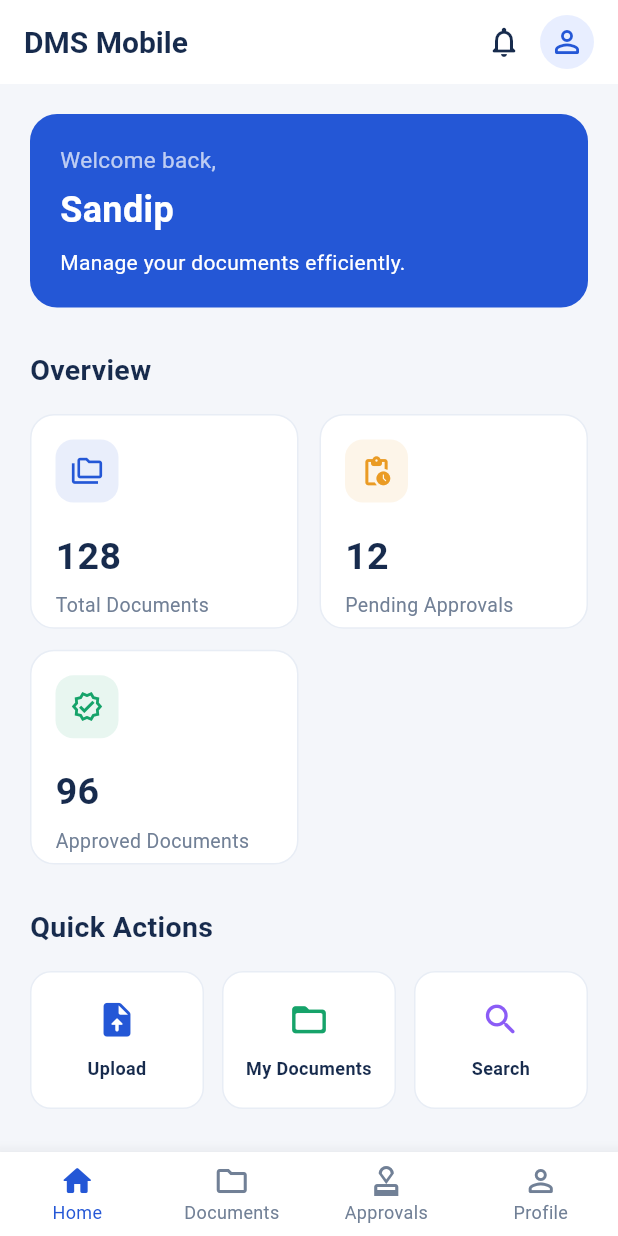
After one commit to sandipmandalgithub/dms-mobile, a Flutter app: the DashboardScreen screen opened directly, after a tap on "Upload", on a phone screen of 412 x 824 dp. The commit adds this screen. Run offline on Flutter 3.47's test engine with Material 3 defaults, Android fonts, the phone set to English and light mode, and no system bars.

Commit message:
feat: add dashboard screen and demo login navigation

```diff
--- a/lib/features/auth/presentation/screens/login_screen.dart
+++ b/lib/features/auth/presentation/screens/login_screen.dart
@@ -1,5 +1,6 @@
 import 'package:flutter/material.dart';
 
+import '../../../dashboard/presentation/screens/dashboard_screen.dart';
 import '../widgets/email_field.dart';
 import '../widgets/login_button.dart';
 import '../widgets/login_footer.dart';
@@ -31,12 +32,9 @@ class _LoginScreenState extends State<LoginScreen> {
 
   void _login() {
     if (_formKey.currentState!.validate()) {
-      ScaffoldMessenger.of(context).showSnackBar(
-        const SnackBar(
-          content: Text(
-            'Login UI ready. Authentication will be connected later.',
-          ),
-        ),
+      Navigator.pushReplacement(
+        context,
+        MaterialPageRoute(builder: (context) => const DashboardScreen()),
       );
     }
   }
@@ -54,11 +52,8 @@ class _LoginScreenState extends State<LoginScreen> {
                 crossAxisAlignment: CrossAxisAlignment.stretch,
                 children: [
                   const SizedBox(height: 20),
-
                   const LoginHeader(),
-
                   const SizedBox(height: 36),
-
                   Container(
                     padding: const EdgeInsets.all(26),
                     decoration: BoxDecoration(
@@ -85,9 +80,7 @@ class _LoginScreenState extends State<LoginScreen> {
                               color: Color(0xFF172B4D),
                             ),
                           ),
-
                           const SizedBox(height: 8),
-
                           const Text(
                             'Sign in to access your documents.',
                             style: TextStyle(
@@ -95,13 +88,9 @@ class _LoginScreenState extends State<LoginScreen> {
                               color: Color(0xFF718096),
                             ),
                           ),
-
                           const SizedBox(height: 28),
-
                           EmailField(controller: _emailController),
-
                           const SizedBox(height: 20),
-
                           PasswordField(
                             controller: _passwordController,
                             obscurePassword: _obscurePassword,
@@ -111,9 +100,7 @@ class _LoginScreenState extends State<LoginScreen> {
                               });
                             },
                           ),
-
                           const SizedBox(height: 12),
-
                           RememberMe(
                             value: _rememberMe,
                             onChanged: (value) {
@@ -122,17 +109,13 @@ class _LoginScreenState extends State<LoginScreen> {
                               });
                             },
                           ),
-
                           const SizedBox(height: 16),
-
                           LoginButton(onPressed: _login),
                         ],
                       ),
                     ),
                   ),
-
                   const SizedBox(height: 28),
-
                   const LoginFooter(),
                 ],
               ),
--- /dev/null
+++ b/lib/features/dashboard/presentation/screens/dashboard_screen.dart
@@ -0,0 +1,155 @@
+import 'package:flutter/material.dart';
+
+import '../widgets/dashboard_header.dart';
+import '../widgets/dashboard_stat_card.dart';
+import '../widgets/dashboard_quick_actions.dart';
+import '../widgets/dashboard_recent_documents.dart';
+import '../widgets/dashboard_bottom_navigation.dart';
+
+class DashboardScreen extends StatefulWidget {
+  const DashboardScreen({super.key});
+
+  @override
+  State<DashboardScreen> createState() => _DashboardScreenState();
+}
+
+class _DashboardScreenState extends State<DashboardScreen> {
+  int _currentIndex = 0;
+
+  Widget _buildCurrentPage() {
+    if (_currentIndex == 0) {
+      return _buildHomeDashboard();
+    }
+
+    final pages = ['Home', 'My Documents', 'Approvals', 'My Profile'];
+
+    return Center(
+      child: Column(
+        mainAxisAlignment: MainAxisAlignment.center,
+        children: [
+          const Icon(
+            Icons.construction_rounded,
+            size: 55,
+            color: Color(0xFF2457D6),
+          ),
+          const SizedBox(height: 16),
+          Text(
+            '${pages[_currentIndex]} Coming Soon',
+            style: const TextStyle(
+              fontSize: 20,
+              fontWeight: FontWeight.bold,
+              color: Color(0xFF172B4D),
+            ),
+          ),
+          const SizedBox(height: 8),
+          const Text(
+            'This section is under development.',
+            style: TextStyle(fontSize: 14, color: Color(0xFF718096)),
+          ),
+        ],
+      ),
+    );
+  }
+
+  Widget _buildHomeDashboard() {
+    return SingleChildScrollView(
+      padding: const EdgeInsets.all(20),
+      child: Column(
+        crossAxisAlignment: CrossAxisAlignment.start,
+        children: [
+          const DashboardHeader(userName: 'Sandip'),
+          const SizedBox(height: 28),
+          const Text(
+            'Overview',
+            style: TextStyle(
+              fontSize: 19,
+              fontWeight: FontWeight.bold,
+              color: Color(0xFF172B4D),
+            ),
+          ),
+          const SizedBox(height: 16),
+          GridView.count(
+            crossAxisCount: 2,
+            shrinkWrap: true,
+            physics: const NeverScrollableScrollPhysics(),
+            crossAxisSpacing: 14,
+            mainAxisSpacing: 14,
+            childAspectRatio: 1.25,
+            children: const [
+              DashboardStatCard(
+                title: 'Total Documents',
+                value: '128',
+                icon: Icons.folder_copy_outlined,
+                color: Color(0xFF2457D6),
+              ),
+              DashboardStatCard(
+                title: 'Pending Approvals',
+                value: '12',
+                icon: Icons.pending_actions_rounded,
+                color: Color(0xFFEA9B24),
+              ),
+              DashboardStatCard(
+                title: 'Approved Documents',
+                value: '96',
+                icon: Icons.verified_outlined,
+                color: Color(0xFF16A36A),
+              ),
+            ],
+          ),
+          const SizedBox(height: 28),
+          const DashboardQuickActions(),
+          const SizedBox(height: 28),
+          const DashboardRecentDocuments(),
+        ],
+      ),
+    );
+  }
+
+  @override
+  Widget build(BuildContext context) {
+    return Scaffold(
+      backgroundColor: const Color(0xFFF4F6FA),
+      appBar: AppBar(
+        backgroundColor: Colors.white,
+        elevation: 0,
+        title: const Text(
+          'DMS Mobile',
+          style: TextStyle(
+            color: Color(0xFF172B4D),
+            fontSize: 20,
+            fontWeight: FontWeight.bold,
+          ),
+        ),
+        actions: [
+          IconButton(
+            onPressed: () {},
+            icon: const Icon(
+              Icons.notifications_none_rounded,
+              color: Color(0xFF172B4D),
+            ),
+          ),
+          const Padding(
+            padding: EdgeInsets.only(right: 16),
+            child: CircleAvatar(
+              radius: 18,
+              backgroundColor: Color(0xFFE8EEFF),
+              child: Icon(
+                Icons.person_outline_rounded,
+                color: Color(0xFF2457D6),
+              ),
+            ),
+          ),
+        ],
+      ),
+      body: SafeArea(child: _buildCurrentPage()),
+      bottomNavigationBar: DashboardBottomNavigation(
+        currentIndex: _currentIndex,
+        onTap: (index) {
+          setState(() {
+            _currentIndex = index;
+          });
+        },
+      ),
+    );
+  }
+}
--- /dev/null
+++ b/lib/features/dashboard/presentation/widgets/dashboard_bottom_navigation.dart
@@ -0,0 +1,51 @@
+import 'package:flutter/material.dart';
+
+class DashboardBottomNavigation extends StatelessWidget {
+  final int currentIndex;
+  final ValueChanged<int> onTap;
+
+  const DashboardBottomNavigation({
+    super.key,
+    required this.currentIndex,
+    required this.onTap,
+  });
+
+  static const List<BottomNavigationBarItem> _items = [
+    BottomNavigationBarItem(
+      icon: Icon(Icons.home_outlined),
+      activeIcon: Icon(Icons.home_rounded),
+      label: 'Home',
+    ),
+    BottomNavigationBarItem(
+      icon: Icon(Icons.folder_outlined),
+      activeIcon: Icon(Icons.folder_rounded),
+      label: 'Documents',
+    ),
+    BottomNavigationBarItem(
+      icon: Icon(Icons.approval_outlined),
+      activeIcon: Icon(Icons.approval_rounded),
+      label: 'Approvals',
+    ),
+    BottomNavigationBarItem(
+      icon: Icon(Icons.person_outline_rounded),
+      activeIcon: Icon(Icons.person_rounded),
+      label: 'Profile',
+    ),
+  ];
+
+  @override
+  Widget build(BuildContext context) {
+    return BottomNavigationBar(
+      currentIndex: currentIndex,
+      onTap: onTap,
+      items: _items,
+      type: BottomNavigationBarType.fixed,
+      backgroundColor: Colors.white,
+      selectedItemColor: const Color(0xFF2457D6),
+      unselectedItemColor: const Color(0xFF718096),
+      selectedFontSize: 12,
+      unselectedFontSize: 12,
+      elevation: 10,
+    );
+  }
+}
--- /dev/null
+++ b/lib/features/dashboard/presentation/widgets/dashboard_header.dart
@@ -0,0 +1,42 @@
+import 'package:flutter/material.dart';
+
+class DashboardHeader extends StatelessWidget {
+  final String userName;
+
+  const DashboardHeader({super.key, this.userName = 'Sandip'});
+
+  @override
+  Widget build(BuildContext context) {
+    return Container(
+      width: double.infinity,
+      padding: const EdgeInsets.all(20),
+      decoration: BoxDecoration(
+        color: const Color(0xFF2457D6),
+        borderRadius: BorderRadius.circular(18),
+      ),
+      child: Column(
+        crossAxisAlignment: CrossAxisAlignment.start,
+        children: [
+          const Text(
+            'Welcome back,',
+            style: TextStyle(color: Colors.white70, fontSize: 15),
+          ),
+          const SizedBox(height: 6),
+          Text(
+            userName,
+            style: const TextStyle(
+              color: Colors.white,
+              fontSize: 24,
+              fontWeight: FontWeight.bold,
+            ),
+          ),
+          const SizedBox(height: 8),
+          const Text(
+            'Manage your documents efficiently.',
+            style: TextStyle(color: Colors.white, fontSize: 14),
+          ),
+        ],
+      ),
+    );
+  }
+}
--- /dev/null
+++ b/lib/features/dashboard/presentation/widgets/dashboard_quick_actions.dart
@@ -0,0 +1,98 @@
+import 'package:flutter/material.dart';
+
+class DashboardQuickActions extends StatelessWidget {
+  const DashboardQuickActions({super.key});
+
+  @override
+  Widget build(BuildContext context) {
+    return Column(
+      crossAxisAlignment: CrossAxisAlignment.start,
+      children: [
+        const Text(
+          'Quick Actions',
+          style: TextStyle(
+            fontSize: 19,
+            fontWeight: FontWeight.bold,
+            color: Color(0xFF172B4D),
+          ),
+        ),
+        const SizedBox(height: 16),
+        Row(
+          children: [
+            Expanded(
+              child: _QuickActionItem(
+                icon: Icons.upload_file_rounded,
+                label: 'Upload',
+                color: const Color(0xFF2457D6),
+                onTap: () {},
+              ),
+            ),
+            const SizedBox(width: 12),
+            Expanded(
+              child: _QuickActionItem(
+                icon: Icons.folder_open_rounded,
+                label: 'My Documents',
+                color: const Color(0xFF16A36A),
+                onTap: () {},
+              ),
+            ),
+            const SizedBox(width: 12),
+            Expanded(
+              child: _QuickActionItem(
+                icon: Icons.search_rounded,
+                label: 'Search',
+                color: const Color(0xFF8B5CF6),
+                onTap: () {},
+              ),
+            ),
+          ],
+        ),
+      ],
+    );
+  }
+}
+
+class _QuickActionItem extends StatelessWidget {
+  final IconData icon;
+  final String label;
+  final Color color;
+  final VoidCallback onTap;
+
+  const _QuickActionItem({
+    required this.icon,
+    required this.label,
+    required this.color,
+    required this.onTap,
+  });
+
+  @override
+  Widget build(BuildContext context) {
+    return InkWell(
+      onTap: onTap,
+      borderRadius: BorderRadius.circular(14),
+      child: Container(
+        padding: const EdgeInsets.symmetric(vertical: 18, horizontal: 8),
+        decoration: BoxDecoration(
+          color: Colors.white,
+          borderRadius: BorderRadius.circular(14),
+          border: Border.all(color: const Color(0xFFE8EDF5)),
+        ),
+        child: Column(
+          children: [
+            Icon(icon, color: color, size: 27),
+            const SizedBox(height: 10),
+            Text(
+              label,
+              textAlign: TextAlign.center,
+              style: const TextStyle(
+                fontSize: 12,
+                fontWeight: FontWeight.w600,
+                color: Color(0xFF172B4D),
+              ),
+            ),
+          ],
+        ),
+      ),
+    );
+  }
+}
--- /dev/null
+++ b/lib/features/dashboard/presentation/widgets/dashboard_recent_documents.dart
@@ -0,0 +1,143 @@
+import 'package:flutter/material.dart';
+
+class DashboardRecentDocuments extends StatelessWidget {
+  const DashboardRecentDocuments({super.key});
+
+  @override
+  Widget build(BuildContext context) {
+    return Column(
+      crossAxisAlignment: CrossAxisAlignment.start,
+      children: [
+        Row(
+          mainAxisAlignment: MainAxisAlignment.spaceBetween,
+          children: [
+            const Text(
+              'Recent Documents',
+              style: TextStyle(
+                fontSize: 19,
+                fontWeight: FontWeight.bold,
+                color: Color(0xFF172B4D),
+              ),
+            ),
+            TextButton(onPressed: () {}, child: const Text('View All')),
+          ],
+        ),
+        const SizedBox(height: 8),
+        const _DocumentItem(
+          name: 'Project Proposal.pdf',
+          details: 'PDF • 2.4 MB • 16 Nov 2026',
+          status: 'Approved',
+          icon: Icons.picture_as_pdf_rounded,
+          iconColor: Color(0xFFE53935),
+          statusColor: Color(0xFF16A36A),
+        ),
+        const _DocumentItem(
+          name: 'Employee Report.docx',
+          details: 'DOCX • 1.2 MB • 15 Nov 2026',
+          status: 'Pending',
+          icon: Icons.description_rounded,
+          iconColor: Color(0xFF2457D6),
+          statusColor: Color(0xFFEA9B24),
+        ),
+        const _DocumentItem(
+          name: 'Monthly Budget.xlsx',
+          details: 'XLSX • 850 KB • 14 Nov 2026',
+          status: 'Approved',
+          icon: Icons.table_chart_rounded,
+          iconColor: Color(0xFF16A36A),
+          statusColor: Color(0xFF16A36A),
+        ),
+      ],
+    );
+  }
+}
+
+class _DocumentItem extends StatelessWidget {
+  final String name;
+  final String details;
+  final String status;
+  final IconData icon;
+  final Color iconColor;
+  final Color statusColor;
+
+  const _DocumentItem({
+    required this.name,
+    required this.details,
+    required this.status,
+    required this.icon,
+    required this.iconColor,
+    required this.statusColor,
+  });
+
+  @override
+  Widget build(BuildContext context) {
+    return Container(
+      margin: const EdgeInsets.only(bottom: 12),
+      padding: const EdgeInsets.all(14),
+      decoration: BoxDecoration(
+        color: Colors.white,
+        borderRadius: BorderRadius.circular(14),
+        border: Border.all(color: const Color(0xFFE8EDF5)),
+      ),
+      child: Row(
+        children: [
+          Container(
+            height: 46,
+            width: 46,
+            decoration: BoxDecoration(
+              color: iconColor.withValues(alpha: 0.10),
+              borderRadius: BorderRadius.circular(12),
+            ),
+            child: Icon(icon, color: iconColor, size: 25),
+          ),
+          const SizedBox(width: 12),
+          Expanded(
+            child: Column(
+              crossAxisAlignment: CrossAxisAlignment.start,
+              children: [
+                Text(
+                  name,
+                  maxLines: 1,
+                  overflow: TextOverflow.ellipsis,
+                  style: const TextStyle(
+                    fontSize: 14,
+                    fontWeight: FontWeight.w600,
+                    color: Color(0xFF172B4D),
+                  ),
+                ),
+                const SizedBox(height: 5),
+                Text(
+                  details,
+                  style: const TextStyle(
+                    fontSize: 11,
+                    color: Color(0xFF718096),
+                  ),
+                ),
+                const SizedBox(height: 7),
+                Container(
+                  padding: const EdgeInsets.symmetric(
+                    horizontal: 9,
+                    vertical: 4,
+                  ),
+                  decoration: BoxDecoration(
+                    color: statusColor.withValues(alpha: 0.10),
+                    borderRadius: BorderRadius.circular(20),
+                  ),
+                  child: Text(
+                    status,
+                    style: TextStyle(
+                      color: statusColor,
+                      fontSize: 11,
+                      fontWeight: FontWeight.w600,
+                    ),
+                  ),
+                ),
+              ],
+            ),
+          ),
+          const Icon(Icons.more_vert_rounded, color: Color(0xFF718096)),
+        ],
+      ),
+    );
+  }
+}
--- /dev/null
+++ b/lib/features/dashboard/presentation/widgets/dashboard_stat_card.dart
@@ -0,0 +1,56 @@
+import 'package:flutter/material.dart';
+
+class DashboardStatCard extends StatelessWidget {
+  final String title;
+  final String value;
+  final IconData icon;
+  final Color color;
+
+  const DashboardStatCard({
+    super.key,
+    required this.title,
+    required this.value,
+    required this.icon,
+    required this.color,
+  });
+
+  @override
+  Widget build(BuildContext context) {
+    return Container(
+      padding: const EdgeInsets.all(16),
+      decoration: BoxDecoration(
+        color: Colors.white,
+        borderRadius: BorderRadius.circular(16),
+        border: Border.all(color: const Color(0xFFE8EDF5)),
+      ),
+      child: Column(
+        crossAxisAlignment: CrossAxisAlignment.start,
+        children: [
+          Container(
+            height: 42,
+            width: 42,
+            decoration: BoxDecoration(
+              color: color.withValues(alpha: 0.10),
+              borderRadius: BorderRadius.circular(12),
+            ),
+            child: Icon(icon, color: color, size: 22),
+          ),
+          const SizedBox(height: 18),
+          Text(
+            value,
+            style: const TextStyle(
+              fontSize: 25,
+              fontWeight: FontWeight.bold,
+              color: Color(0xFF172B4D),
+            ),
+          ),
+          const SizedBox(height: 5),
+          Text(
+            title,
+            style: const TextStyle(fontSize: 13, color: Color(0xFF718096)),
+          ),
+        ],
+      ),
+    );
+  }
+}
```
